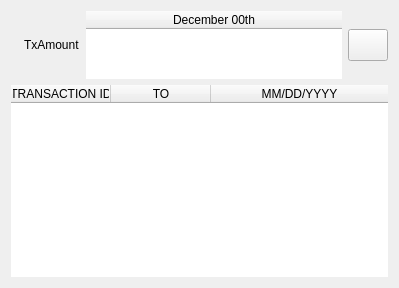
This is src/qt/forms/txentry.ui in pedrorv0106/DAPS as Qt 5 draws it before an edit. The edited form follows.
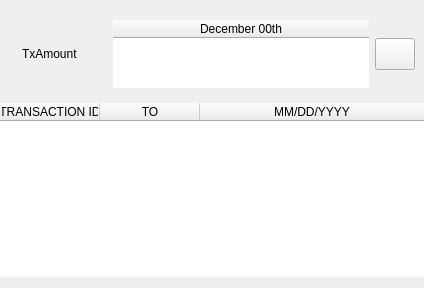
This is the edited form.

```diff
--- a/src/qt/forms/txentry.ui
+++ b/src/qt/forms/txentry.ui
@@ -2,7 +2,14 @@
 <ui version="4.0">
  <class>TxEntry</class>
  <widget class="QWidget" name="TxEntry">
-
+  <property name="geometry">
+   <rect>
+    <x>0</x>
+    <y>0</y>
+    <width>424</width>
+    <height>288</height>
+   </rect>
+  </property>
   <property name="sizePolicy">
    <sizepolicy hsizetype="Preferred" vsizetype="Maximum">
     <horstretch>0</horstretch>
@@ -10,9 +17,16 @@
    </sizepolicy>
   </property>
   <layout class="QVBoxLayout" name="verticalLayout" stretch="0">
+   <property name="leftMargin">
+    <number>0</number>
+   </property>
+   <property name="rightMargin">
+    <number>0</number>
+   </property>
    <item>
     <layout class="QVBoxLayout" name="verticalLayout_2">
      <item>
+      <widget class="QWidget" name="bkg_widget" native="true">
       <layout class="QHBoxLayout" name="horizontalLayout">
        <item>
         <widget class="QLabel" name="labelTypeIcon">
@@ -132,6 +146,7 @@
         </widget>
        </item>
       </layout>
+      </widget>
      </item>
      <item>
       <widget class="QTableWidget" name="tableWidgetDetails">
```
Lines whose indentation alone changed are shown as unchanged.
